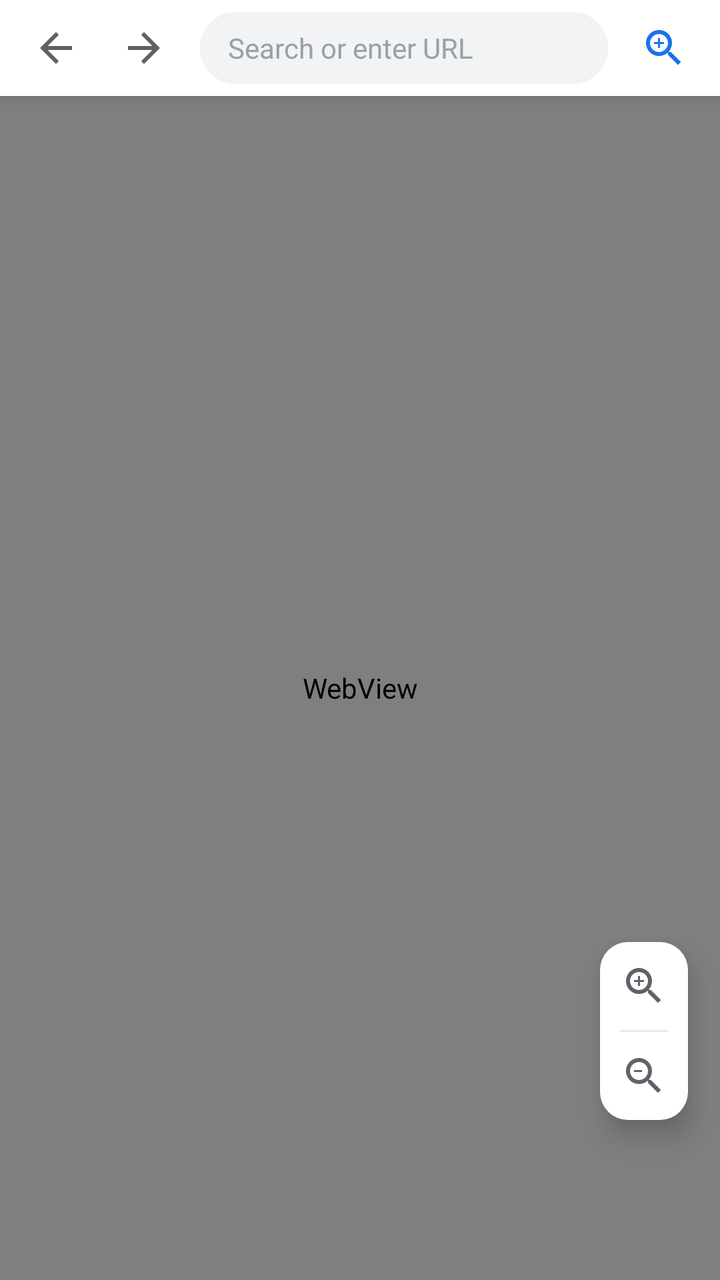
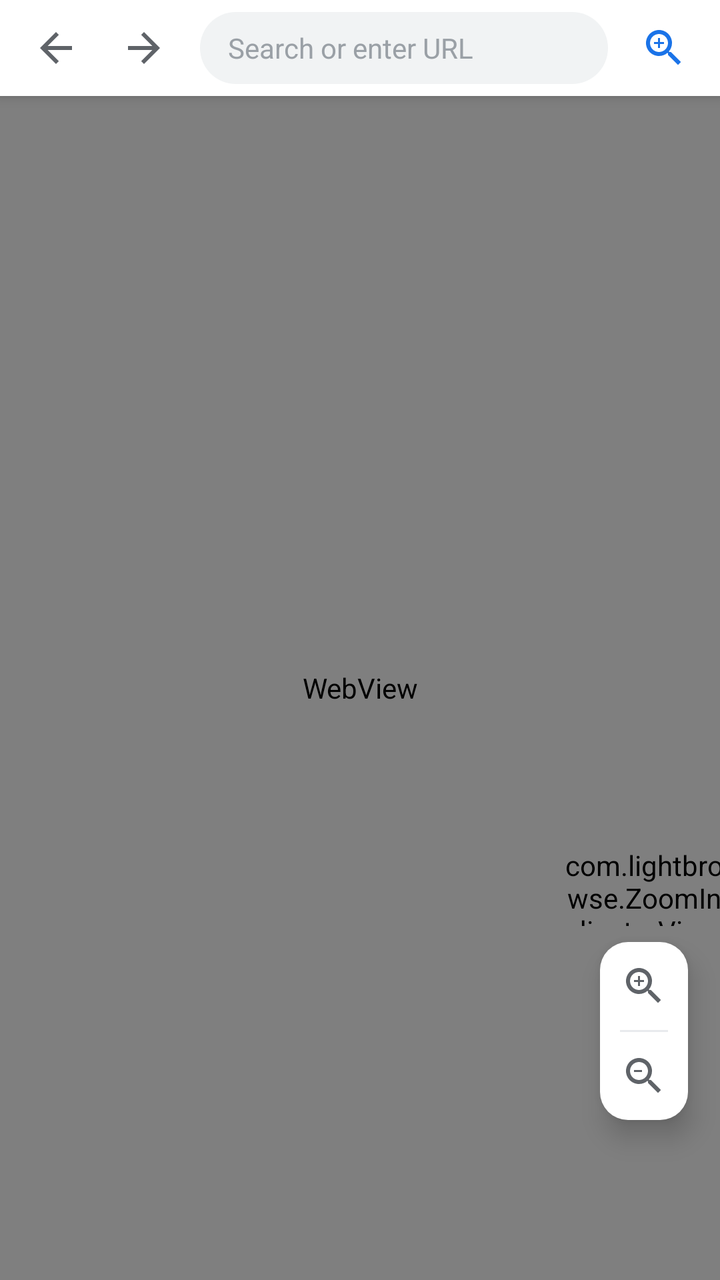

The first picture is an Android layout as it rendered before a commit; the second is the same layout after the commit. The layout source and the unified diff follow.
<!-- AndroidManifest.xml: application theme Theme.LightBrowse -->
<!-- res/layout/activity_main.xml -->
<?xml version="1.0" encoding="utf-8"?>
<androidx.constraintlayout.widget.ConstraintLayout
    xmlns:android="http://schemas.android.com/apk/res/android"
    xmlns:app="http://schemas.android.com/apk/res-auto"
    xmlns:tools="http://schemas.android.com/tools"
    android:layout_width="match_parent"
    android:layout_height="match_parent"
    android:background="@color/bg_primary"
    tools:context=".MainActivity">

    
    <LinearLayout
        android:id="@+id/topBar"
        android:layout_width="0dp"
        android:layout_height="48dp"
        android:orientation="horizontal"
        android:gravity="center_vertical"
        android:paddingHorizontal="8dp"
        android:background="@color/bg_primary"
        android:elevation="4dp"
        app:layout_constraintTop_toTopOf="parent"
        app:layout_constraintStart_toStartOf="parent"
        app:layout_constraintEnd_toEndOf="parent">

        
        <ImageButton
            android:id="@+id/btnBack"
            android:layout_width="40dp"
            android:layout_height="40dp"
            android:background="?attr/selectableItemBackgroundBorderless"
            android:src="@drawable/ic_back"
            android:contentDescription="Back"
            android:scaleType="centerInside"
            android:padding="8dp"
            android:enabled="false" />

        
        <ImageButton
            android:id="@+id/btnForward"
            android:layout_width="40dp"
            android:layout_height="40dp"
            android:background="?attr/selectableItemBackgroundBorderless"
            android:src="@drawable/ic_forward"
            android:contentDescription="Forward"
            android:scaleType="centerInside"
            android:padding="8dp"
            android:layout_marginStart="4dp"
            android:enabled="false" />

        
        <EditText
            android:id="@+id/urlBar"
            android:layout_width="0dp"
            android:layout_height="36dp"
            android:layout_weight="1"
            android:layout_marginHorizontal="8dp"
            android:background="@drawable/bg_url_bar"
            android:hint="@string/url_hint"
            android:textColorHint="@color/text_hint"
            android:textColor="@color/text_primary"
            android:textSize="14sp"
            android:singleLine="true"
            android:imeOptions="actionGo"
            android:inputType="textUri"
            android:paddingHorizontal="14dp"
            android:fontFamily="sans-serif" />

        
        <ImageButton
            android:id="@+id/btnGo"
            android:layout_width="40dp"
            android:layout_height="40dp"
            android:background="?attr/selectableItemBackgroundBorderless"
            android:src="@drawable/ic_go"
            android:contentDescription="Go"
            android:scaleType="centerInside"
            android:padding="8dp" />

    </LinearLayout>

    
    <ProgressBar
        android:id="@+id/progressBar"
        style="@style/Widget.AppCompat.ProgressBar.Horizontal"
        android:layout_width="0dp"
        android:layout_height="2dp"
        android:max="100"
        android:visibility="gone"
        android:progressTint="@color/accent"
        android:progressBackgroundTint="@android:color/transparent"
        app:layout_constraintTop_toBottomOf="@id/topBar"
        app:layout_constraintStart_toStartOf="parent"
        app:layout_constraintEnd_toEndOf="parent" />

    
    <WebView
        android:id="@+id/webView"
        android:layout_width="0dp"
        android:layout_height="0dp"
        app:layout_constraintTop_toBottomOf="@id/progressBar"
        app:layout_constraintBottom_toBottomOf="parent"
        app:layout_constraintStart_toStartOf="parent"
        app:layout_constraintEnd_toEndOf="parent" />

    
    <LinearLayout
        android:id="@+id/zoomControls"
        android:layout_width="wrap_content"
        android:layout_height="wrap_content"
        android:orientation="vertical"
        android:background="@drawable/bg_zoom_controls"
        android:elevation="8dp"
        android:gravity="center"
        app:layout_constraintEnd_toEndOf="parent"
        app:layout_constraintBottom_toBottomOf="parent"
        android:layout_marginEnd="16dp"
        android:layout_marginBottom="80dp">

        
        <ImageButton
            android:id="@+id/btnZoomIn"
            android:layout_width="44dp"
            android:layout_height="44dp"
            android:background="?attr/selectableItemBackgroundBorderless"
            android:src="@drawable/ic_zoom_in"
            android:contentDescription="Zoom In"
            android:scaleType="centerInside"
            android:padding="10dp" />

        
        <View
            android:layout_width="24dp"
            android:layout_height="1dp"
            android:background="@color/divider" />

        
        <ImageButton
            android:id="@+id/btnZoomOut"
            android:layout_width="44dp"
            android:layout_height="44dp"
            android:background="?attr/selectableItemBackgroundBorderless"
            android:src="@drawable/ic_zoom_out"
            android:contentDescription="Zoom Out"
            android:scaleType="centerInside"
            android:padding="10dp" />

    </LinearLayout>

</androidx.constraintlayout.widget.ConstraintLayout>
<!-- resources referenced by this layout -->
<resources>
  <color name="accent">#FF1A73E8</color>
  <color name="bg_primary">#FFFFFFFF</color>
  <color name="divider">#FFE8EAED</color>
  <color name="text_hint">#FF9AA0A6</color>
  <color name="text_primary">#FF202124</color>
  <!-- drawable bg_url_bar (drawable) -->
  <?xml version="1.0" encoding="utf-8"?>
  <shape xmlns:android="http://schemas.android.com/apk/res/android"
      android:shape="rectangle">
      <solid android:color="@color/bg_url_bar" />
      <corners android:radius="18dp" />
  </shape>
  <!-- drawable bg_zoom_controls (drawable) -->
  <?xml version="1.0" encoding="utf-8"?>
  <shape xmlns:android="http://schemas.android.com/apk/res/android"
      android:shape="rectangle">
      <solid android:color="@color/bg_controls" />
      <corners android:radius="14dp" />
  </shape>
  <!-- drawable ic_back (drawable) -->
  <vector xmlns:android="http://schemas.android.com/apk/res/android"
      android:width="24dp"
      android:height="24dp"
      android:viewportWidth="24"
      android:viewportHeight="24">
      <path
          android:fillColor="@color/icon_color"
          android:pathData="M20,11H7.83l5.59,-5.59L12,4l-8,8 8,8 1.41,-1.41L7.83,13H20v-2z"/>
  </vector>
  <!-- drawable ic_forward (drawable) -->
  <vector xmlns:android="http://schemas.android.com/apk/res/android"
      android:width="24dp"
      android:height="24dp"
      android:viewportWidth="24"
      android:viewportHeight="24">
      <path
          android:fillColor="@color/icon_color"
          android:pathData="M12,4l-1.41,1.41L16.17,11H4v2h12.17l-5.58,5.59L12,20l8,-8z"/>
  </vector>
  <!-- drawable ic_go (drawable) -->
  <vector xmlns:android="http://schemas.android.com/apk/res/android"
      android:width="24dp"
      android:height="24dp"
      android:viewportWidth="24"
      android:viewportHeight="24">
      <path
          android:fillColor="@color/accent"
          android:pathData="M15.5,14h-0.79l-0.28,-0.27C15.41,12.59 16,11.11 16,9.5 16,5.91 13.09,3 9.5,3S3,5.91 3,9.5 5.91,16 9.5,16c1.61,0 3.09,-0.59 4.23,-1.57l0.27,0.28v0.79l5,4.99L20.49,19l-4.99,-5zM9.5,14C7.01,14 5,11.99 5,9.5S7.01,5 9.5,5 14,7.01 14,9.5 11.99,14 9.5,14zM12,10h-2v2H9v-2H7V9h2V7h1v2h2v1z"/>
  </vector>
  <!-- drawable ic_zoom_out (drawable) -->
  <vector xmlns:android="http://schemas.android.com/apk/res/android"
      android:width="24dp"
      android:height="24dp"
      android:viewportWidth="24"
      android:viewportHeight="24">
      <path
          android:fillColor="@color/icon_color"
          android:pathData="M15.5,14h-0.79l-0.28,-0.27C15.41,12.59 16,11.11 16,9.5 16,5.91 13.09,3 9.5,3S3,5.91 3,9.5 5.91,16 9.5,16c1.61,0 3.09,-0.59 4.23,-1.57l0.27,0.28v0.79l5,4.99L20.49,19l-4.99,-5zM9.5,14C7.01,14 5,11.99 5,9.5S7.01,5 9.5,5 14,7.01 14,9.5 11.99,14 9.5,14z"/>
      <path
          android:fillColor="@color/icon_color"
          android:pathData="M7,9h4v1H7z"/>
  </vector>
  <string name="url_hint">Search or enter URL</string>
  <style name="Theme.LightBrowse" parent="Theme.MaterialComponents.Light.NoActionBar">
          <item name="colorPrimary">@color/accent</item>
          <item name="colorPrimaryVariant">@color/accent</item>
          <item name="colorOnPrimary">@android:color/white</item>
          <item name="android:statusBarColor">@color/status_bar</item>
          <item name="android:windowLightStatusBar">true</item>
          <item name="android:navigationBarColor">@color/bg_primary</item>
          <item name="android:windowLightNavigationBar">true</item>
      </style>
  <color name="bg_url_bar">#FFF1F3F4</color>
  <color name="bg_controls">#FFFFFFFF</color>
  <color name="icon_color">#FF5F6368</color>
  <color name="status_bar">#FFFFFFFF</color>
</resources>

<!-- the commit's change to res/layout/activity_main.xml (unified diff, before → after) -->
@@ -146,4 +146,14 @@
 
     </LinearLayout>
 
+    
+    <com.lightbrowse.ZoomIndicatorView
+        android:id="@+id/zoomIndicator"
+        android:layout_width="80dp"
+        android:layout_height="40dp"
+        app:layout_constraintBottom_toTopOf="@id/zoomControls"
+        app:layout_constraintEnd_toEndOf="@id/zoomControls"
+        app:layout_constraintStart_toStartOf="@id/zoomControls"
+        android:layout_marginBottom="8dp" />
+
 </androidx.constraintlayout.widget.ConstraintLayout>
